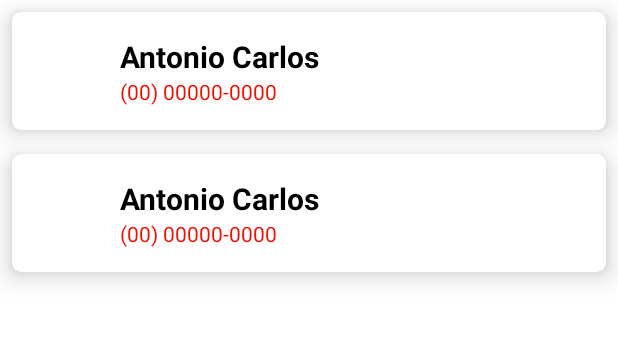
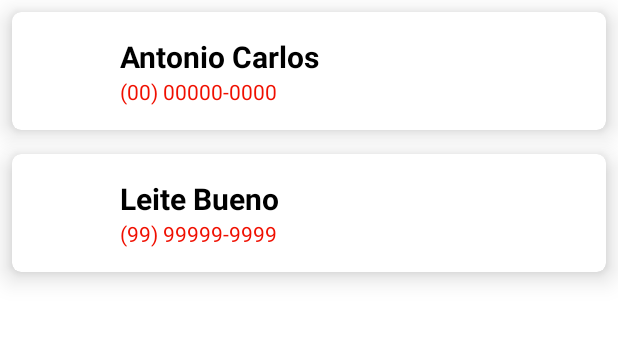
Before and after one commit to toninhobueno/Kotlin-Api-s, an Android app: the screen it shows after launch (MainActivity), on a phone screen of 412 x 824 dp, the part 84-425 px from its top. Run offline under Robolectric (Android 15) with nearby library versions, the phone set to English and light mode, and no system bars.

```diff
--- a/app/build.gradle
+++ b/app/build.gradle
@@ -34,7 +34,7 @@ android {
 }
 
 dependencies {
-
+    implementation 'com.google.code.gson:gson:2.8.6'
     implementation "org.jetbrains.kotlin:kotlin-stdlib:$kotlin_version"
     implementation 'androidx.core:core-ktx:1.6.0'
     implementation 'androidx.appcompat:appcompat:1.3.0'
--- a/app/src/main/java/github/toninhobueno/meuscontatos/MainActivity.kt
+++ b/app/src/main/java/github/toninhobueno/meuscontatos/MainActivity.kt
@@ -1,7 +1,9 @@
 package github.toninhobueno.meuscontatos
 
 import android.annotation.SuppressLint
+import android.content.Context
 import android.content.Intent
+import android.content.SharedPreferences
 import androidx.appcompat.app.AppCompatActivity
 import android.os.Bundle
 import android.os.Message
@@ -13,9 +15,12 @@ import android.view.View
 import android.widget.Toast
 import androidx.appcompat.widget.Toolbar
 import androidx.appcompat.app.ActionBarDrawerToggle
+import androidx.core.content.edit
 import androidx.drawerlayout.widget.DrawerLayout
 import androidx.recyclerview.widget.LinearLayoutManager
 import androidx.recyclerview.widget.RecyclerView
+import com.google.gson.Gson
+import com.google.gson.reflect.TypeToken
 import github.toninhobueno.meuscontatos.ContactDetail.Companion.EXTRA_CONTACT
 
 
@@ -32,10 +37,39 @@ class MainActivity : AppCompatActivity(), ClickItemContactListener {
         setContentView(R.layout.drawer_menu)
 
         initDrawer()
+        fetchListContact()
         bindView()
-        updateList()
+
     }
 
+    private fun fetchListContact() {
+
+        val list = arrayListOf(
+            Contact(
+                "Antonio Carlos",
+                "(00) 00000-0000",
+                "img.png",
+
+                ),
+            Contact(
+                "Leite Bueno",
+                "(99) 99999-9999",
+                "img.png"
+            )
+
+
+        )
+
+        getInstanceSharedPreferences().edit {
+            putString("contacts", Gson().toJson(list))
+            commit()
+        }
+    }
+
+
+    private fun getInstanceSharedPreferences() : SharedPreferences{
+        return getSharedPreferences("github.toninhobueno.PREFERENCES", Context.MODE_PRIVATE)
+    }
 
 
     private fun initDrawer (){
@@ -56,26 +90,18 @@ class MainActivity : AppCompatActivity(), ClickItemContactListener {
     private fun bindView() {
         rvList.adapter = adapter
         rvList.layoutManager = LinearLayoutManager(this)
+        updateList()
+    }
 
+    private fun getListContacts(): List<Contact> {
+        val list = getInstanceSharedPreferences().getString("contacts", "[]")
+        val turnsType = object : TypeToken<List<Contact>>() {}.type
+        return Gson().fromJson(list,turnsType)
     }
 
 
     private fun updateList() {
-        adapter.updateList(
-            arrayListOf(
-                Contact(
-                    "Antonio Carlos",
-                    "(00) 00000-0000",
-                    "img.png",
-
-                ),
-                Contact(
-                    "Antonio Carlos",
-                    "(00) 00000-0000",
-                    "img.png"
-                )
-            )
-        )
+        adapter.updateList(getListContacts())
     }
 
     private fun showToast(message: String){
--- a/app/src/main/res/layout/drawer_menu.xml
+++ b/app/src/main/res/layout/drawer_menu.xml
@@ -12,7 +12,8 @@
         android:id="@+id/nav_view"
         android:layout_width="match_parent"
         android:layout_height="match_parent"
-        android:layout_gravity="start">
+        android:layout_gravity="start"
+        app:menu="@menu/menu">
 
 </com.google.android.material.navigation.NavigationView>
 </androidx.drawerlayout.widget.DrawerLayout>
```
